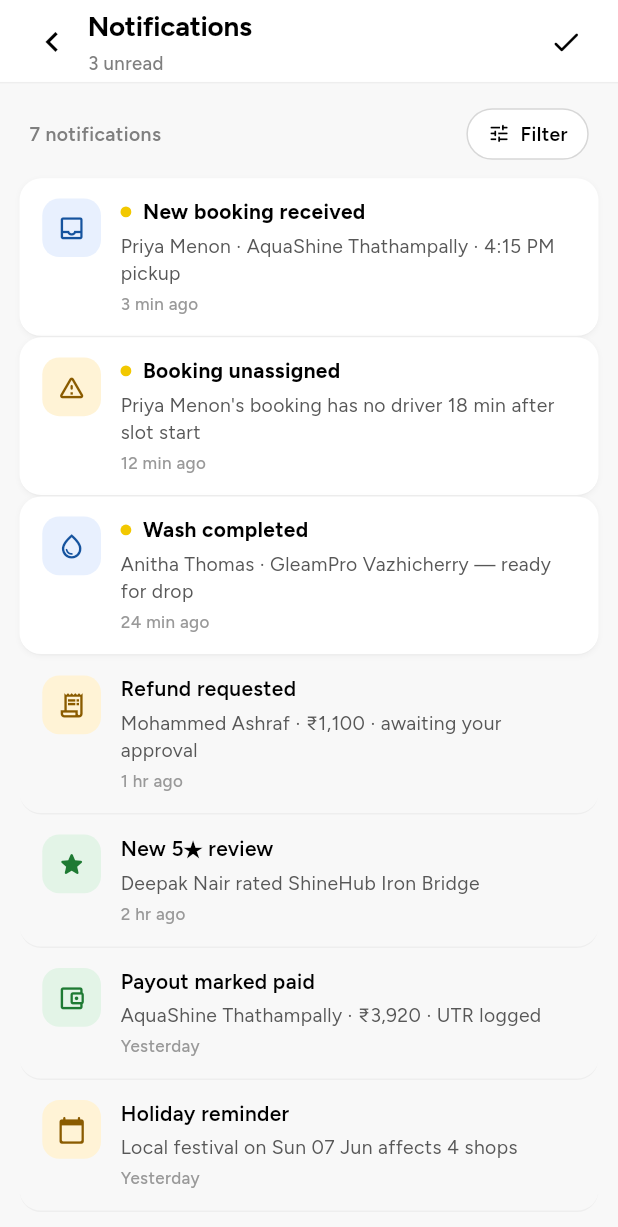
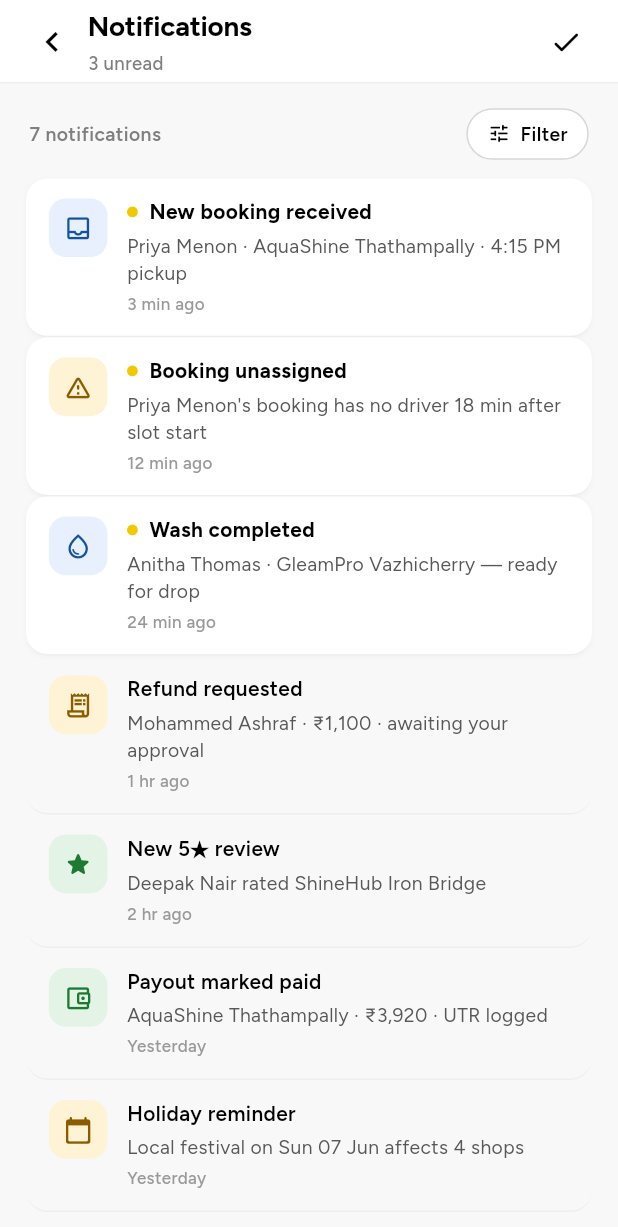
Before and after one commit to neeraja-pradeep/Carwash-Mobile-Admin-app-Flutter, a Flutter app: the NotificationsScreen screen opened by its route, on a phone screen of 412 x 824 dp. Shown: the top 1227 px of the screen. Run offline on Flutter 3.47's test engine with Material 3 defaults, Android fonts, the phone set to English and light mode, and no system bars; our stand-ins replace flutter_riverpod, flutter_screenutil, go_router, google_fonts, hive, hive_flutter and 1 more; accounts and stored records are empty; statements that could not run were skipped.

```diff
--- a/lib/features/notifications/presentation/screens/notifications_screen.dart
+++ b/lib/features/notifications/presentation/screens/notifications_screen.dart
@@ -127,10 +127,8 @@ class NotificationsScreen extends ConsumerWidget {
                         ),
                         filterCount: filter == 'unread' ? 1 : 0,
                       ),
-                      // Notif rows — offset -4px horizontally like prototype
-                      Padding(
-                        padding: EdgeInsets.symmetric(horizontal: -4.w),
-                        child: Column(
+                      // Notif rows
+                      Column(
                         children: [
                           for (final n in items)
                             NotifRow(
@@ -139,7 +137,6 @@ class NotificationsScreen extends ConsumerWidget {
                               onTap: () => openNotification(n),
                             ),
                         ],
-                        ),
                       ),
                     ],
                   );
--- a/lib/features/settings/presentation/components/hiring_rates_sheet.dart
+++ b/lib/features/settings/presentation/components/hiring_rates_sheet.dart
@@ -5,7 +5,6 @@ import '../../../../../app/theme/colors.dart';
 import '../../../../../app/theme/typography.dart';
 import '../../../../../core/widgets/app_bottom_sheet.dart';
 import '../../../../../core/widgets/app_button.dart';
-import '../../../../../core/widgets/app_icons.dart';
 import '../../domain/entities/app_settings.dart';
 
 /// Shows the Hiring Rates bottom sheet with Driver / Inspector segments.
@@ -325,7 +324,3 @@ class _RateField extends StatelessWidget {
     );
   }
 }
-
-// ── Icon (referenced but only AppIcons used above) ────────────────────────────
-// ignore: unused_element
-const _kUnused = AppIcons.gear;
```
Lines whose indentation alone changed are shown as unchanged.
